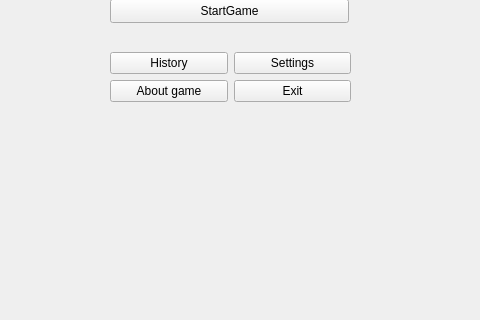
Nemkof/Pacman-Among-Us, file MenuWindow.ui: the form before one commit; both pictures show x 190 to 670 and y 184 to 504 of the 896 by 504 pixel window.
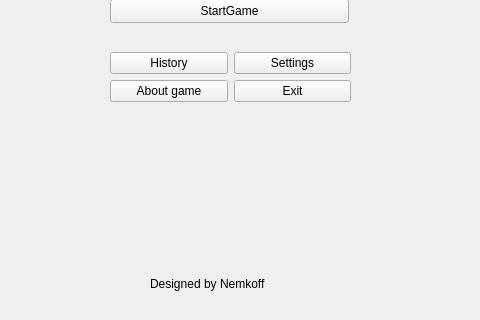
The form after the commit.

The edit to the form file:
```diff
--- a/MenuWindow.ui
+++ b/MenuWindow.ui
@@ -79,6 +79,19 @@
      </item>
     </layout>
    </widget>
+   <widget class="QLabel" name="label">
+    <property name="geometry">
+     <rect>
+      <x>340</x>
+      <y>460</y>
+      <width>181</width>
+      <height>16</height>
+     </rect>
+    </property>
+    <property name="text">
+     <string>Designed by Nemkoff</string>
+    </property>
+   </widget>
   </widget>
   <widget class="QStatusBar" name="statusbar"/>
  </widget>
```
